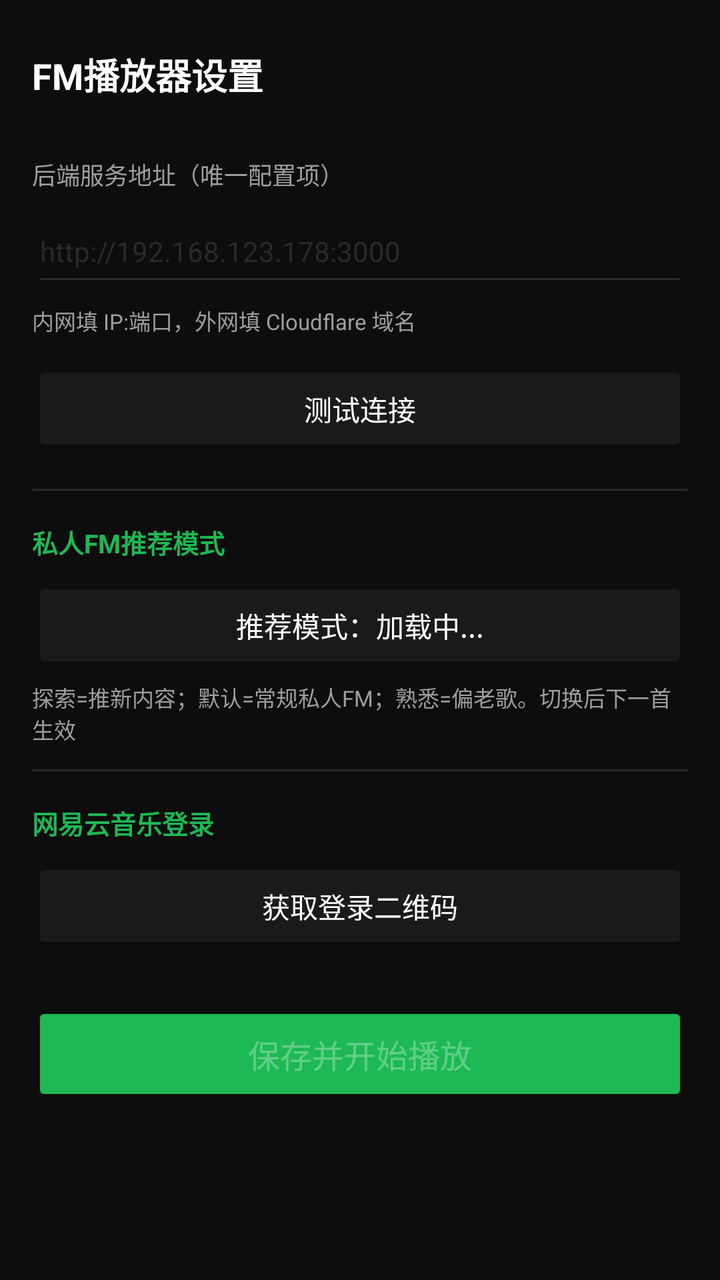
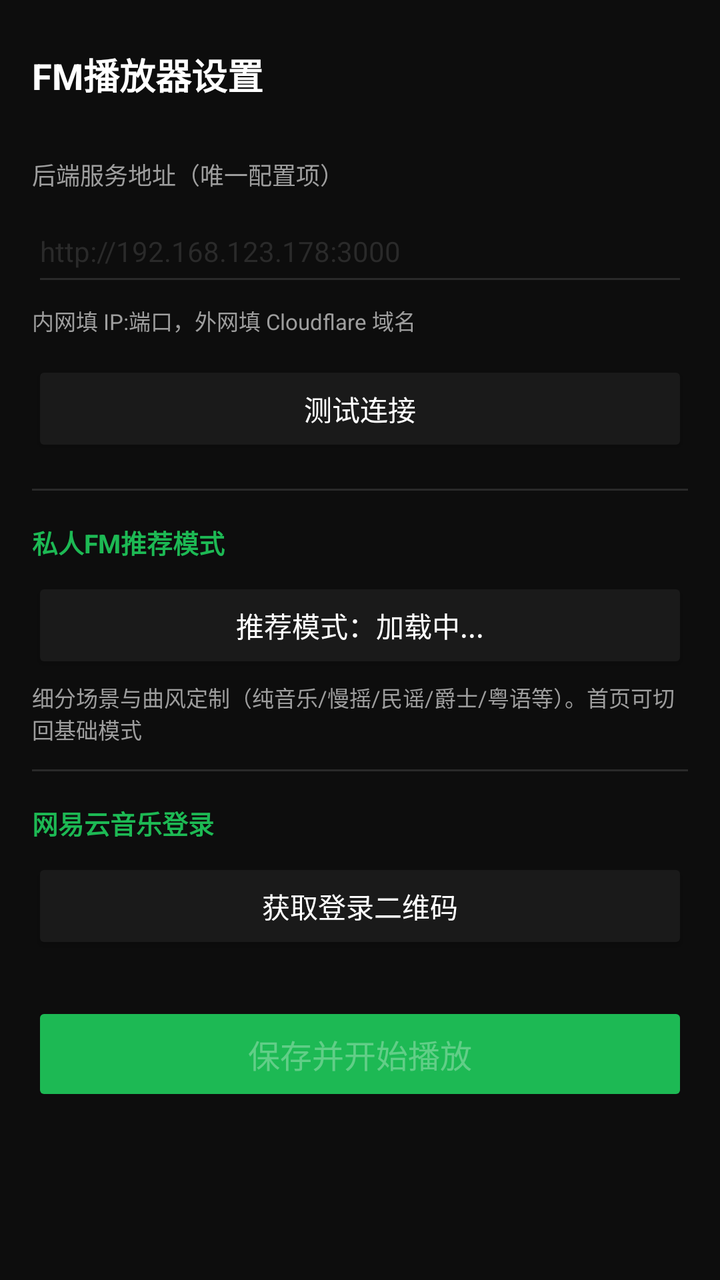

The first picture is an Android layout as it rendered before a commit; the second is the same layout after the commit. The layout source and the unified diff follow.
<!-- AndroidManifest.xml: application theme AppTheme -->
<!-- res/layout/activity_settings.xml -->
<?xml version="1.0" encoding="utf-8"?>
<ScrollView xmlns:android="http://schemas.android.com/apk/res/android"
    android:layout_width="match_parent" android:layout_height="match_parent"
    android:background="@color/bg_dark">
    <LinearLayout android:layout_width="match_parent" android:layout_height="wrap_content"
        android:orientation="vertical" android:padding="16dp">

        <TextView android:layout_width="match_parent" android:layout_height="wrap_content"
            android:text="FM播放器设置" android:textColor="@color/text_primary"
            android:textSize="18sp" android:textStyle="bold"
            android:layout_marginTop="8dp" android:layout_marginBottom="16dp"/>

        
        <TextView style="@style/Label" android:text="后端服务地址（唯一配置项）"/>
        <EditText android:id="@+id/et_backend_url" style="@style/Input"
            android:hint="http://192.168.123.178:3000" android:inputType="textUri"/>

        <TextView android:layout_width="match_parent" android:layout_height="wrap_content"
            android:text="内网填 IP:端口，外网填 Cloudflare 域名"
            android:textColor="@color/text_secondary" android:textSize="11sp"
            android:layout_marginTop="4dp" android:layout_marginBottom="12dp"/>

        
        <Button android:id="@+id/btn_test"
            android:layout_width="match_parent" android:layout_height="48dp"
            android:text="测试连接" android:textSize="14sp"
            android:backgroundTint="@color/bg_card"/>

        <View android:layout_width="match_parent" android:layout_height="1dp"
            android:background="@color/divider"
            android:layout_marginTop="16dp" android:layout_marginBottom="16dp"/>

        
        <TextView android:layout_width="match_parent" android:layout_height="wrap_content"
            android:text="私人FM推荐模式" android:textColor="@color/accent"
            android:textSize="13sp" android:textStyle="bold" android:layout_marginBottom="8dp"/>

        <Button android:id="@+id/btn_mode"
            android:layout_width="match_parent" android:layout_height="48dp"
            android:text="推荐模式：加载中..." android:textSize="14sp"
            android:backgroundTint="@color/bg_card"/>

        <TextView android:layout_width="match_parent" android:layout_height="wrap_content"
            android:text="探索=推新内容；默认=常规私人FM；熟悉=偏老歌。切换后下一首生效"
            android:textColor="@color/text_secondary" android:textSize="11sp"
            android:layout_marginTop="4dp" android:layout_marginBottom="12dp"/>

        <View android:layout_width="match_parent" android:layout_height="1dp"
            android:background="@color/divider"
            android:layout_marginTop="0dp" android:layout_marginBottom="16dp"/>

        
        <TextView android:layout_width="match_parent" android:layout_height="wrap_content"
            android:text="网易云音乐登录" android:textColor="@color/accent"
            android:textSize="13sp" android:textStyle="bold" android:layout_marginBottom="8dp"/>

        <Button android:id="@+id/btn_get_qr"
            android:layout_width="match_parent" android:layout_height="48dp"
            android:text="获取登录二维码" android:textSize="14sp"
            android:backgroundTint="@color/bg_card"/>

        
        <LinearLayout android:id="@+id/ll_qr_area"
            android:layout_width="match_parent" android:layout_height="wrap_content"
            android:orientation="vertical" android:gravity="center"
            android:visibility="gone" android:layout_marginTop="12dp">
            <ImageView android:id="@+id/iv_qr"
                android:layout_width="220dp" android:layout_height="220dp"
                android:background="@color/white" android:padding="8dp"
                android:scaleType="fitCenter"/>
            <TextView android:id="@+id/tv_qr_hint"
                android:layout_width="match_parent" android:layout_height="wrap_content"
                android:layout_marginTop="8dp" android:gravity="center"
                android:textColor="@color/text_secondary" android:textSize="13sp"/>
        </LinearLayout>

        
        <Button android:id="@+id/btn_save"
            android:layout_width="match_parent" android:layout_height="52dp"
            android:layout_marginTop="24dp" android:text="保存并开始播放"
            android:textSize="16sp" android:backgroundTint="@color/accent"
            android:enabled="false"/>

        <TextView android:id="@+id/tv_result"
            android:layout_width="match_parent" android:layout_height="wrap_content"
            android:layout_marginTop="12dp" android:textSize="13sp"
            android:lineSpacingExtra="4dp" android:gravity="center"
            android:visibility="gone"/>

        <View android:layout_width="match_parent" android:layout_height="24dp"/>
    </LinearLayout>
</ScrollView>
<!-- resources referenced by this layout -->
<resources>
  <color name="accent">#FF1DB954</color>
  <color name="bg_card">#FF1A1A1A</color>
  <color name="bg_dark">#FF0D0D0D</color>
  <color name="divider">#FF2A2A2A</color>
  <color name="text_primary">#FFFFFFFF</color>
  <color name="text_secondary">#FF9E9E9E</color>
  <color name="white">#FFFFFFFF</color>
  <style name="Input">
          <item name="android:layout_width">match_parent</item>
          <item name="android:layout_height">48dp</item>
          <item name="android:layout_marginTop">4dp</item>
          <item name="android:textColor">@color/text_primary</item>
          <item name="android:textColorHint">@color/divider</item>
          <item name="android:backgroundTint">@color/divider</item>
          <item name="android:textSize">14sp</item>
          <item name="android:paddingStart">4dp</item>
          <item name="android:paddingEnd">4dp</item>
      </style>
  <style name="Label">
          <item name="android:layout_width">match_parent</item>
          <item name="android:layout_height">wrap_content</item>
          <item name="android:layout_marginTop">12dp</item>
          <item name="android:textColor">@color/text_secondary</item>
          <item name="android:textSize">12sp</item>
      </style>
  <style name="AppTheme" parent="Theme.AppCompat.NoActionBar">
          <item name="colorPrimary">@color/bg_dark</item>
          <item name="colorPrimaryDark">@color/bg_dark</item>
          <item name="colorAccent">@color/accent</item>
          <item name="android:windowBackground">@color/bg_dark</item>
          <item name="android:statusBarColor">@color/bg_dark</item>
      </style>
</resources>

<!-- the commit's change to res/layout/activity_settings.xml (unified diff, before → after) -->
@@ -41,7 +41,7 @@
             android:backgroundTint="@color/bg_card"/>
 
         <TextView android:layout_width="match_parent" android:layout_height="wrap_content"
-            android:text="探索=推新内容；默认=常规私人FM；熟悉=偏老歌。切换后下一首生效"
+            android:text="细分场景与曲风定制（纯音乐/慢摇/民谣/爵士/粤语等）。首页可切回基础模式"
             android:textColor="@color/text_secondary" android:textSize="11sp"
             android:layout_marginTop="4dp" android:layout_marginBottom="12dp"/>
 
